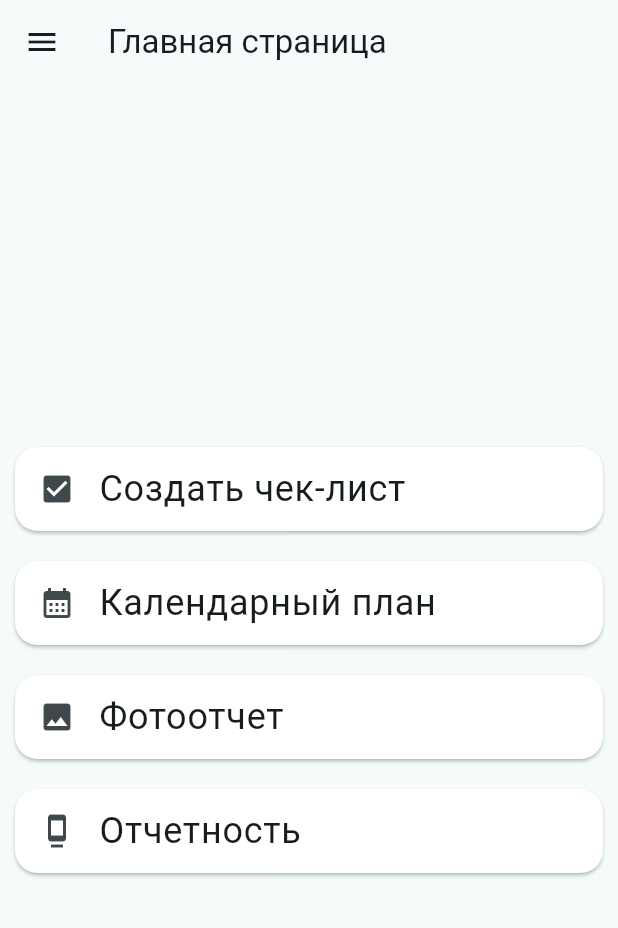
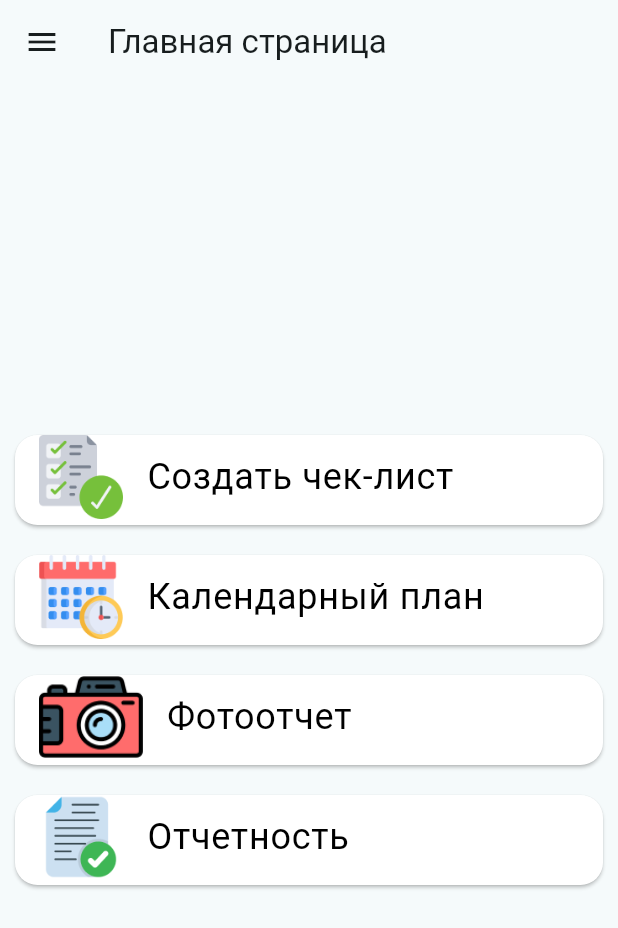
Before and after one commit to NVSTT/flutter_application_1, a Flutter app: the HomeScreen screen opened by its route, on a phone screen of 412 x 824 dp. Shown: the top 928 px of the screen. Run offline on Flutter 3.47's test engine with Material 3 defaults, Android fonts, the phone set to English and light mode, and no system bars; our stand-ins replace image_picker, sqflite; accounts and stored records are empty.

Commit message:
new file:   assets/calendar.png 	new file:   assets/checklist.png 	new file:   assets/docx.png 	new file:   assets/photo.png 	modified:   lib/screens/home_screen.dart 	modified:   pubspec.yaml

```diff
--- a/lib/screens/home_screen.dart
+++ b/lib/screens/home_screen.dart
@@ -75,23 +75,27 @@ class HomeScreen extends StatelessWidget {
           ],
         ),
       ),
-      body: Center(
+      body: Align(
+        alignment: Alignment.topCenter,
         child: Column(
           mainAxisAlignment: MainAxisAlignment.center,
           children: <Widget>[
             Card(
-              color: Colors.white, // устанавливаем цвет в белый
-              margin: EdgeInsets.all(10.0), // добавляем отступы со всех сторон
+              color: Colors.white,
+              margin: EdgeInsets.all(10.0),
               shape: RoundedRectangleBorder(
                 borderRadius: BorderRadius.circular(15.0),
               ),
+              child: Container(
+                height: 60.0,
                 child: ListTile(
-                leading: Icon(Icons.check_box),
-                title: Text('Создать чек-лист', style: TextStyle(fontSize: 24)),
+                  leading: Image.asset('assets/checklist.png'), // замените 'assets/your_logo.png' на путь к вашему логотипу
+                  title: Text('Создать чек-лист', style: TextStyle(fontSize: 24, color: Colors.black)),
                   onTap: () {
                     Navigator.of(context).push(MaterialPageRoute(
-                      builder: (context) => ChecklistScreen()));
+                        builder: (context) => CalendarScreen()));
                   },
+                ),
               ),
             ),
             Card(
@@ -100,13 +104,16 @@ class HomeScreen extends StatelessWidget {
               shape: RoundedRectangleBorder(
                 borderRadius: BorderRadius.circular(15.0),
               ),
+              child: Container(
+                height: 60.0,
                 child: ListTile(
-                leading: Icon(Icons.calendar_month),
-                title: Text('Календарный план', style: TextStyle(fontSize: 24)),
+                  leading: Image.asset('assets/calendar.png'), // замените 'assets/your_logo.png' на путь к вашему логотипу
+                  title: Text('Календарный план', style: TextStyle(fontSize: 24, color: Colors.black)),
                   onTap: () {
                     Navigator.of(context).push(MaterialPageRoute(
-                      builder: (context) => CalendarScreen()));
+                        builder: (context) => ChecklistScreen()));
                   },
+                ),
               ),
             ),
             Card(
@@ -115,13 +122,16 @@ class HomeScreen extends StatelessWidget {
               shape: RoundedRectangleBorder(
                 borderRadius: BorderRadius.circular(15.0),
               ),
+              child: Container(
+                height: 60.0,
                 child: ListTile(
-                leading: Icon(Icons.photo),
-                title: Text('Фотоотчет', style: TextStyle(fontSize: 24)),
+                  leading: Image.asset('assets/photo.png'), // замените 'assets/your_logo.png' на путь к вашему логотипу
+                  title: Text('Фотоотчет', style: TextStyle(fontSize: 24, color: Colors.black)),
                   onTap: () {
                     Navigator.of(context).push(MaterialPageRoute(
                         builder: (context) => PhotoReportScreen()));
                   },
+                ),
               ),
             ),
             Card(
@@ -130,13 +140,16 @@ class HomeScreen extends StatelessWidget {
               shape: RoundedRectangleBorder(
                 borderRadius: BorderRadius.circular(15.0),
               ),
+              child: Container(
+                height: 60.0,
                 child: ListTile(
-                leading: Icon(Icons.dock),
-                title: Text('Отчетность', style: TextStyle(fontSize: 24)),
+                  leading: Image.asset('assets/docx.png'), // замените 'assets/your_logo.png' на путь к вашему логотипу
+                  title: Text('Отчетность', style: TextStyle(fontSize: 24, color: Colors.black)),
                   onTap: () {
                     Navigator.of(context).push(MaterialPageRoute(
                         builder: (context) => ReportScreen()));
                   },
+                ),
               ),
             ),
           ],
--- a/pubspec.yaml
+++ b/pubspec.yaml
@@ -28,3 +28,7 @@ flutter:
   assets:
     - assets/logo.png
     - assets/user_photo.jpg
+    - assets/checklist.png
+    - assets/photo.png
+    - assets/calendar.png
+    - assets/docx.png
```
Also changed, not shown: assets/calendar.png (added), assets/checklist.png (added), assets/docx.png (added), assets/photo.png (added). Lines whose indentation alone changed are shown as unchanged.
